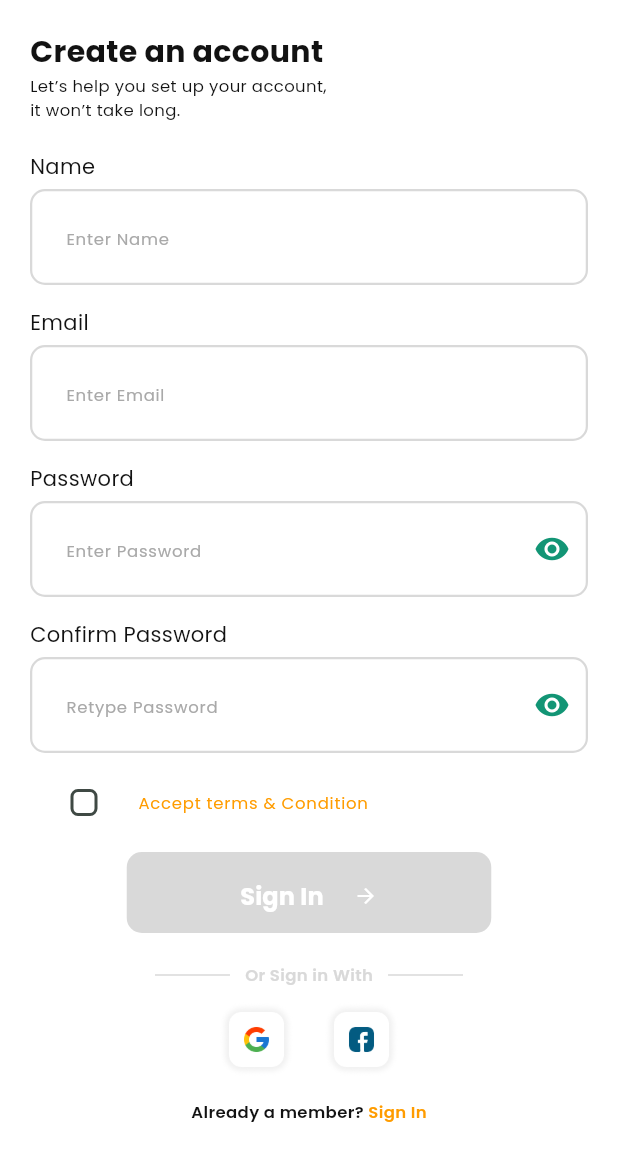
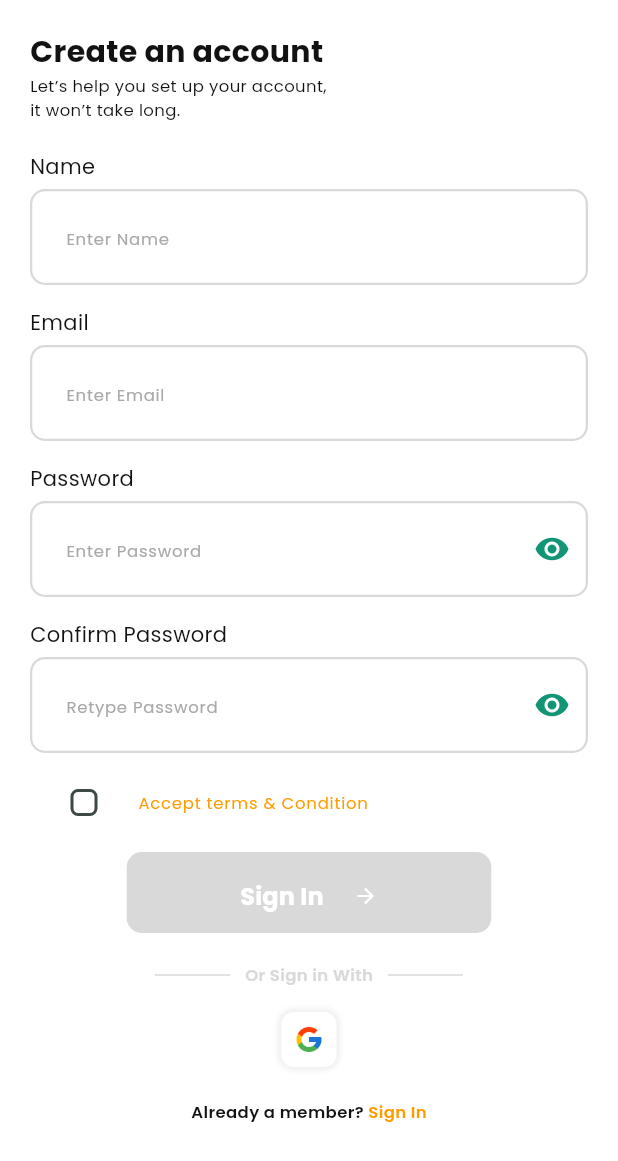
Before and after one commit to suleohis/chef_kiss, a Flutter app: the LoginScreen screen opened by its route, after a tap on "Sign In", after a tap on "Sign up", on a phone screen of 412 x 824 dp. Shown: the top 1161 px of the screen. Run offline on Flutter 3.47's test engine with Material 3 defaults, Android fonts, the phone set to English and light mode, and no system bars; our stand-ins replace awesome_snackbar_content, cached_network_image, cloud_firestore, dio, email_validator, firebase_ai and 20 more; missing offline and left inert: flutter_ai_toolkit, flutter_facebook_auth, flutter_popup, giffy_dialog, split_view; accounts and stored records are empty.

Commit message:
Update Firebase configuration and upgrade project dependencies
- Update Firebase project from `recipe-app-39f9f` to `chefkiss-8258f` across Android and iOS configurations.
- Upgrade Flutter SDK environment and numerous package dependencies in `pubspec.yaml`, including Firebase, Google Sign-In, and local notifications.
- Refactor `GoogleSignIn` implementation to use `.instance` and update authentication logic.
- Update `flutter_local_notifications` usage to comply with version 21.0.0 API changes.
- Modify Android namespace to `com.ephraim.chefKiss` and update Gradle build settings.
- Disable Facebook login UI components and logic in auth screens.
- Fix `FontAwesomeIcons` references by accessing the `.data` property.
- Add `android/key.properties.copy` for release signing configuration.

```diff
--- a/lib/screen/auth/login_screen.dart
+++ b/lib/screen/auth/login_screen.dart
@@ -148,15 +148,15 @@ class LoginScreen extends StatelessWidget {
                             width: 50.w,
                             height: 50.h,
                           ),
-                        ).paddingOnly(right: 20.w),
-                        GestureDetector(
-                          onTap: () => loginController.facebookLogin(),
-                          child: Image.asset(
-                            Assets.images.facebookButton.path,
-                            width: 50.w,
-                            height: 50.h,
-                          ),
-                        ),
+                        ).paddingOnly(right: 0.w),
+                        // GestureDetector(
+                        //   onTap: () => loginController.facebookLogin(),
+                        //   child: Image.asset(
+                        //     Assets.images.facebookButton.path,
+                        //     width: 50.w,
+                        //     height: 50.h,
+                        //   ),
+                        // ),
                       ],
                     ).paddingOnly(bottom: 25.h),
                     Wrap(
--- a/lib/screen/auth/sign_up_screen.dart
+++ b/lib/screen/auth/sign_up_screen.dart
@@ -189,16 +189,16 @@ class SignUpScreen extends StatelessWidget {
                                 Assets.images.googleButton.path,
                                 width: 50.w,
                                 height: 50.h,
-                              ).paddingOnly(right: 20.w),
+                              ).paddingOnly(right: 0.w),
                             ),
-                            GestureDetector(
-                              onTap: () => loginController.facebookLogin(),
-                              child: Image.asset(
-                                Assets.images.facebookButton.path,
-                                width: 50.w,
-                                height: 50.h,
-                              ),
-                            ),
+                            // GestureDetector(
+                            //   onTap: () => loginController.facebookLogin(),
+                            //   child: Image.asset(
+                            //     Assets.images.facebookButton.path,
+                            //     width: 50.w,
+                            //     height: 50.h,
+                            //   ),
+                            // ),
                           ],
                         ).paddingOnly(bottom: 15.h),),
                     Wrap(
--- a/lib/screen/home/widgets/home_headers_widget.dart
+++ b/lib/screen/home/widgets/home_headers_widget.dart
@@ -74,7 +74,7 @@ class HomeHeadersWidget extends StatelessWidget {
                     padding: EdgeInsets.zero,
                     enabled: false,
                     prefix: Icon(
-                      FontAwesomeIcons.magnifyingGlass,
+                      FontAwesomeIcons.magnifyingGlass.data,
                       size: 18,
                       color: ColorsUtil.grey,
                     ).paddingSymmetric(horizontal: 10.w),
@@ -91,7 +91,7 @@ class HomeHeadersWidget extends StatelessWidget {
                       borderRadius: BorderRadius.circular(10.r),
                     ),
                     child: Icon(
-                      FontAwesomeIcons.filter,
+                      FontAwesomeIcons.filter.data,
                       color: ColorsUtil.white,
                       size: 20,
                     ),
--- a/lib/screen/search_recipes/search_recipes_screen.dart
+++ b/lib/screen/search_recipes/search_recipes_screen.dart
@@ -36,7 +36,7 @@ class SearchRecipesScreen extends StatelessWidget {
                           onChanged: (value) => controller.searchMeal(value),
                           padding: EdgeInsets.zero,
                           prefix: Icon(
-                            FontAwesomeIcons.magnifyingGlass,
+                            FontAwesomeIcons.magnifyingGlass.data,
                             size: 18,
                             color: ColorsUtil.grey,
                           ).paddingSymmetric(horizontal: 10.w),
@@ -53,7 +53,7 @@ class SearchRecipesScreen extends StatelessWidget {
                             borderRadius: BorderRadius.circular(10.r),
                           ),
                           child: Icon(
-                            FontAwesomeIcons.filter,
+                            FontAwesomeIcons.filter.data,
                             color: ColorsUtil.white,
                             size: 20,
                           ),
```
Also changed, not shown: lib/controllers/home/home_controller.dart (+7 -4 lines), lib/controllers/login/login_controller.dart (+14 -9 lines), lib/data/services/notification_service.dart (+19 -15 lines), pubspec.yaml (+30 -29 lines), firebase.json, lib/firebase_options.dart, pubspec.lock, 7 other files.
